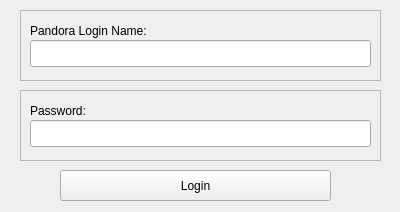
Old version of the form qLogin.ui in the repository JeffHoogland/qAndora.
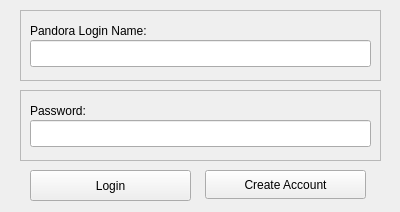
New version of the form. Icons and pictures are not drawn.

Commit message: Added application icon and updated button images

Diff of the .ui file:
```diff
--- a/qLogin.ui
+++ b/qLogin.ui
@@ -100,9 +100,9 @@
   <widget class="QPushButton" name="loginButton">
    <property name="geometry">
     <rect>
-     <x>60</x>
+     <x>30</x>
      <y>170</y>
-     <width>271</width>
+     <width>161</width>
      <height>31</height>
     </rect>
    </property>
@@ -113,6 +113,19 @@
     <bool>false</bool>
    </property>
   </widget>
+  <widget class="QToolButton" name="accountButton">
+   <property name="geometry">
+    <rect>
+     <x>205</x>
+     <y>170</y>
+     <width>161</width>
+     <height>29</height>
+    </rect>
+   </property>
+   <property name="text">
+    <string>Create Account</string>
+   </property>
+  </widget>
  </widget>
  <resources/>
  <connections/>
```
Left out of the diff: 4 changed lines with no effect on the pictures. The commit also changes 6 other files.
